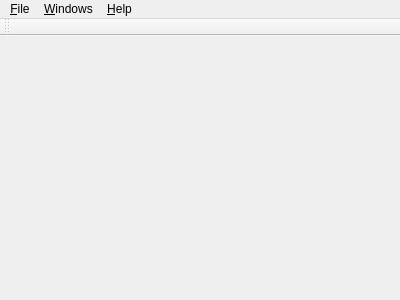
Above: src/mainwindow.ui from thetazzbot/karaokeplayer before the change. Below: the same form after it.
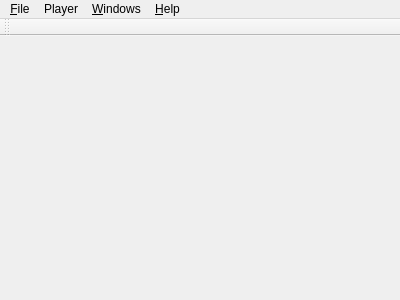
That is the form after the change.

Commit message: Added Player menu to control player without Player window

```diff
--- a/src/mainwindow.ui
+++ b/src/mainwindow.ui
@@ -45,7 +45,19 @@
     </property>
     <addaction name="action_About"/>
    </widget>
+   <widget class="QMenu" name="menuPlayer">
+    <property name="title">
+     <string>Player</string>
+    </property>
+    <addaction name="actionStart_playing"/>
+    <addaction name="actionPause"/>
+    <addaction name="actionStop"/>
+    <addaction name="separator"/>
+    <addaction name="actionNext_song_in_queue"/>
+    <addaction name="actionPrevious_song_in_queue"/>
+   </widget>
    <addaction name="menu_File"/>
+   <addaction name="menuPlayer"/>
    <addaction name="menuWindows"/>
    <addaction name="menu_Help"/>
   </widget>
```
Left out of the diff: 34 changed lines with no effect on the pictures. The commit also changes 2 other files.
